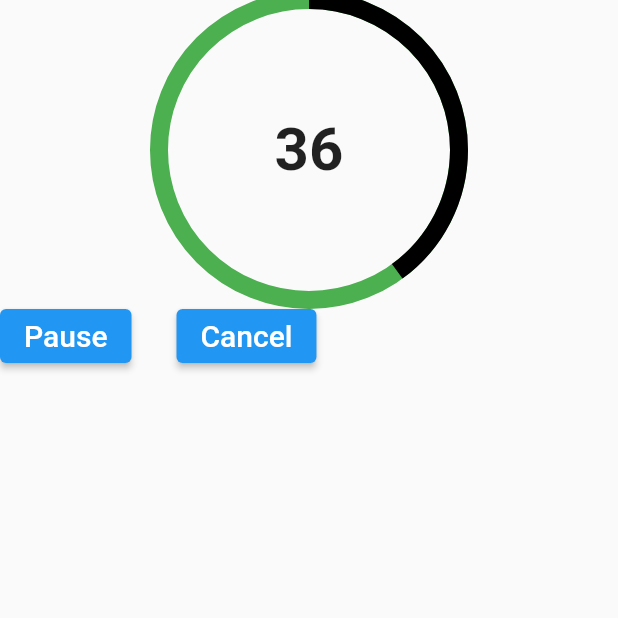
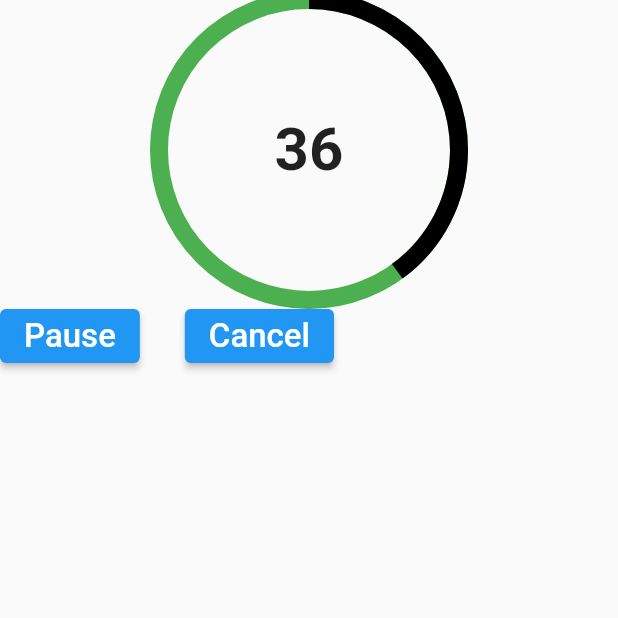
Before and after one commit to nguyenvanque/flutter_camera_record_video, a Flutter app: the CountTimerPage screen opened directly, after a tap on "Start", on a phone screen of 412 x 824 dp, the top half of it. Run offline on Flutter 3.47's test engine with Material 2 defaults, Android fonts, the phone set to English and light mode, and no system bars; our stand-ins replace camera, video_player.

Commit message:
change font size

```diff
--- a/lib/countdownt/widget.dart
+++ b/lib/countdownt/widget.dart
@@ -8,6 +8,6 @@ final VoidCallback onClicked;
   @override
   Widget build(BuildContext context) {
     return ElevatedButton(onPressed: onClicked,
-        child: Text(text,style: TextStyle(fontSize: 20),));
+        child: Text(text,style: TextStyle(fontSize: 22),));
   }
 }
```
